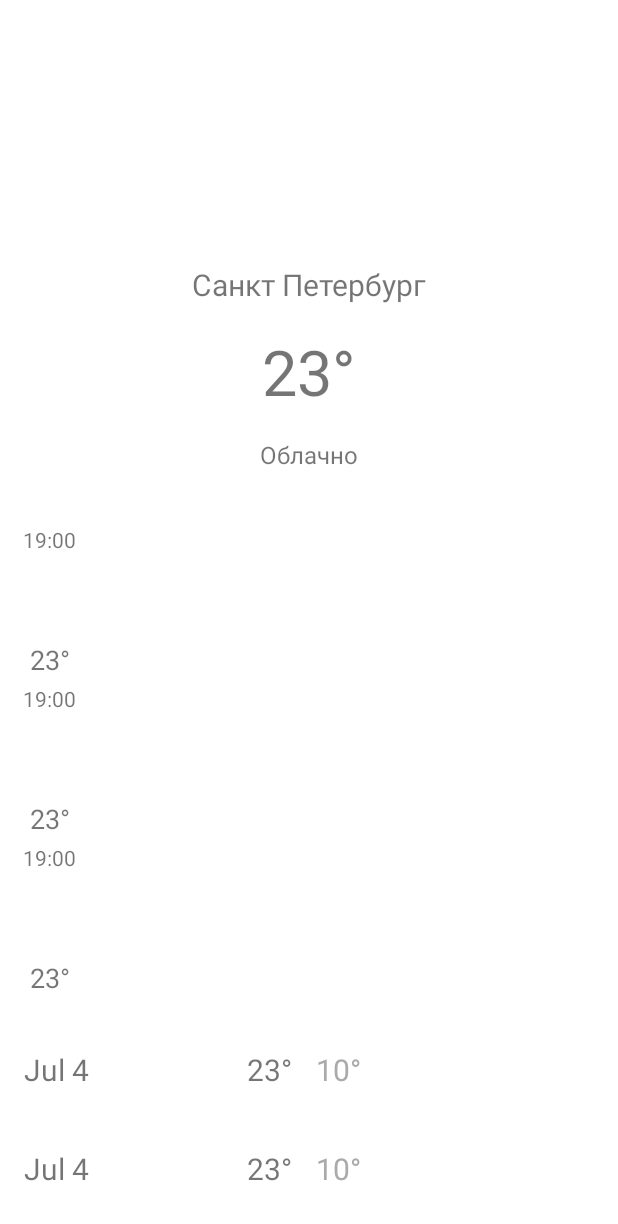
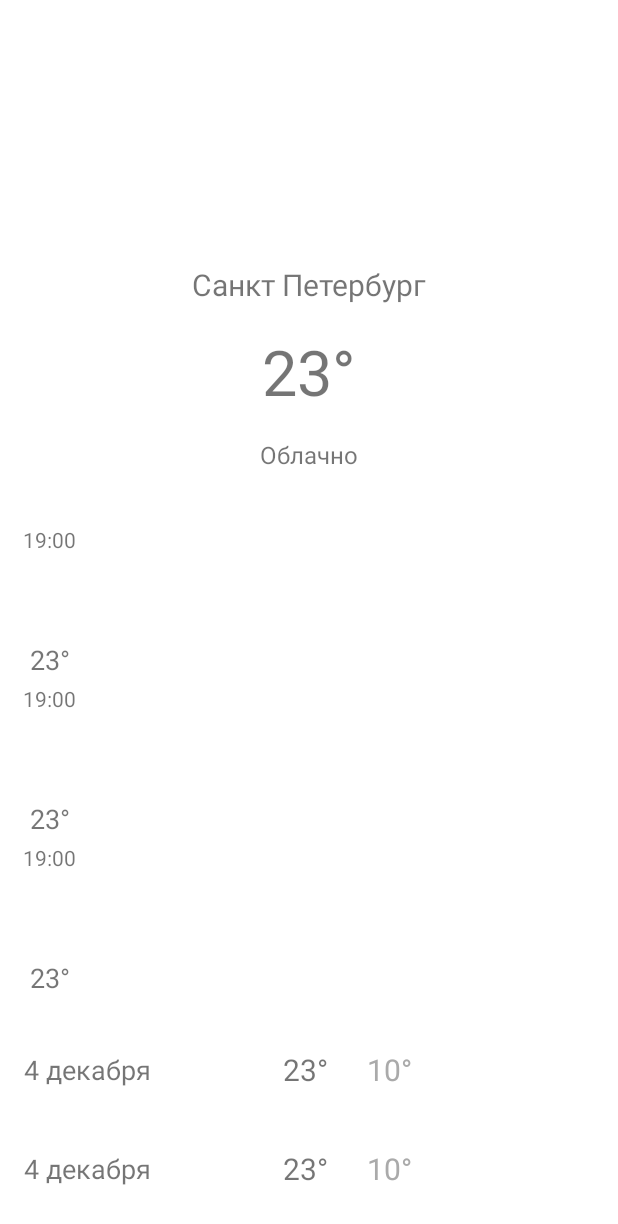
Before and after one commit to San4illa/Weather, an Android app: the layout fragment_weather.xml on its own in the app's theme, with its tools: preview values and no code run, on a phone screen of 412 x 824 dp. Shown: the top 1224 px of the screen. Run offline under Robolectric (Android 15) with nearby library versions, the phone set to English and light mode, and no system bars.

Commit message:
Improve daily weather item

```diff
--- a/app/src/main/java/com/san4illa/weather/ui/BindingAdapters.kt
+++ b/app/src/main/java/com/san4illa/weather/ui/BindingAdapters.kt
@@ -39,7 +39,7 @@ fun RecyclerView.bindDailyList(data: List<DailyWeather>?) {
 @BindingAdapter("date")
 fun TextView.bindDate(time: Long) {
     val date = Date(time * 1000)
-    val formatter = SimpleDateFormat("MMM d", Locale.getDefault())
+    val formatter = SimpleDateFormat("d MMMM", Locale.getDefault())
     text = formatter.format(date)
 }
 
--- a/app/src/main/res/layout/daily_weather_item.xml
+++ b/app/src/main/res/layout/daily_weather_item.xml
@@ -17,19 +17,20 @@
         <TextView
             android:id="@+id/date"
             date="@{weather.time}"
-            android:layout_width="wrap_content"
+            android:layout_width="100dp"
             android:layout_height="wrap_content"
             android:layout_marginStart="@dimen/normalMargin"
-            android:textSize="20sp"
+            android:textSize="18sp"
             app:layout_constraintBottom_toBottomOf="parent"
             app:layout_constraintStart_toStartOf="parent"
             app:layout_constraintTop_toTopOf="parent"
-            tools:text="Jul 4" />
+            tools:text="4 декабря" />
 
         <TextView
             android:id="@+id/maxTemperature"
-            android:layout_width="wrap_content"
+            android:layout_width="40dp"
             android:layout_height="wrap_content"
+            android:gravity="center"
             android:text="@{weather.maxTemperature}"
             android:textSize="20sp"
             app:layout_constraintBottom_toBottomOf="parent"
@@ -41,9 +42,10 @@
 
         <TextView
             android:id="@+id/minTemperature"
-            android:layout_width="wrap_content"
+            android:layout_width="40dp"
             android:layout_height="wrap_content"
             android:layout_marginStart="@dimen/normalMargin"
+            android:gravity="center"
             android:text="@{weather.minTemperature}"
             android:textColor="@android:color/darker_gray"
             android:textSize="20sp"
```
